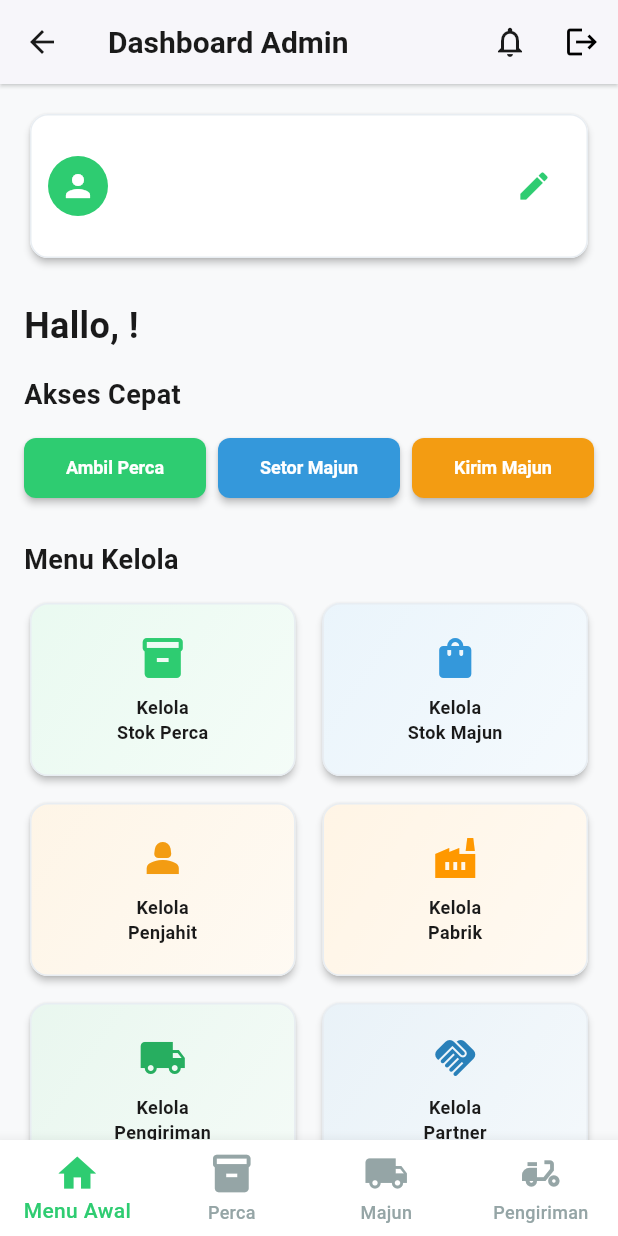
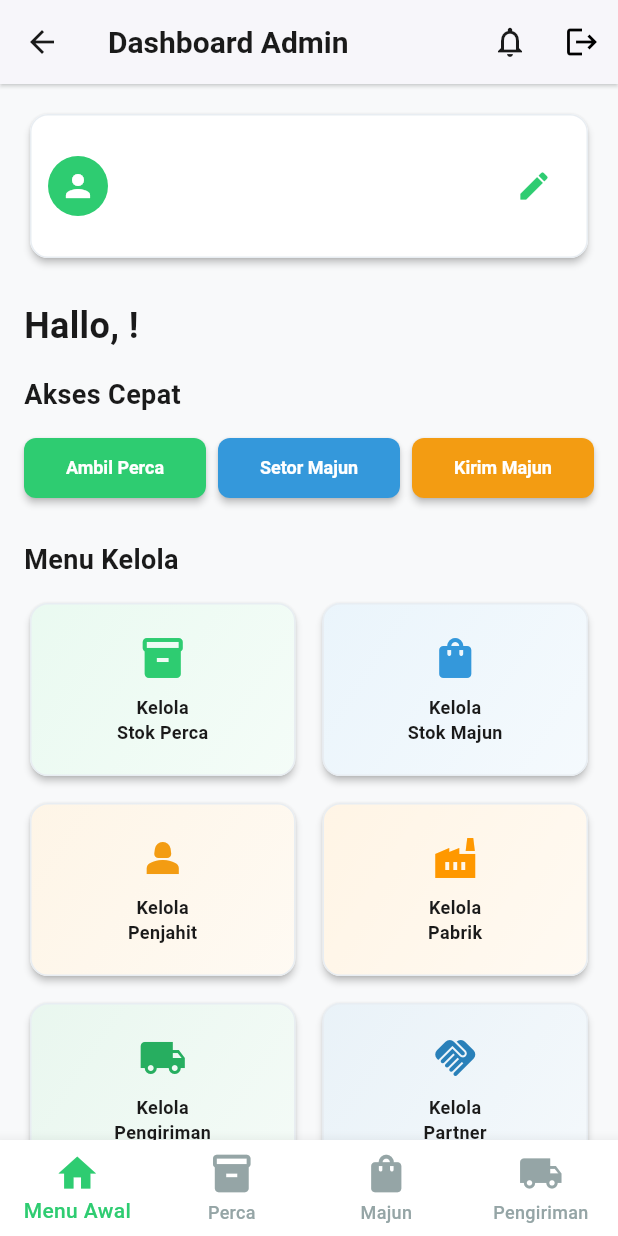
Before and after one commit to dwirez99/majunkita, a Flutter app: the DashboarAdminScreen screen opened directly, on a phone screen of 412 x 824 dp. Run offline on Flutter 3.47's test engine with Material 3 defaults, Android fonts, the phone set to English and light mode, and no system bars; our stand-ins replace fl_chart, flutter_dotenv, flutter_image_compress, flutter_riverpod, image_picker, supabase_flutter; accounts and stored records are empty; network calls fail.

Commit message:
feat: implement pagination for tailor list and update bottom navigation icons

```diff
--- a/lib/features/Dashboard/presentations/screens/dashboard_admin_screen.dart
+++ b/lib/features/Dashboard/presentations/screens/dashboard_admin_screen.dart
@@ -96,7 +96,7 @@ class _DashboarAdminScreenState extends ConsumerState<DashboarAdminScreen> {
                 builder: (context, ref, child) {
                   final userProfile = ref.watch(userProfileProvider);
                   final name = userProfile.when(
-                    data: (profile) => profile?['name'] ?? 'Admin',
+                    data: (profile) => profile?['username'] ?? 'Admin',
                     loading: () => '...',
                     error: (e, s) => 'Admin',
                   );
--- a/lib/features/Dashboard/presentations/widgets/dashboard_bottom_bar.dart
+++ b/lib/features/Dashboard/presentations/widgets/dashboard_bottom_bar.dart
@@ -25,11 +25,11 @@ class DashboardBottomBar extends StatelessWidget {
           label: 'Perca',
         ),
         BottomNavigationBarItem(
-          icon: Icon(Icons.local_shipping, size: 30),
+          icon: Icon(Icons.shopping_bag, size: 30),
           label: 'Majun',
         ),
         BottomNavigationBarItem(
-          icon: Icon(Icons.delivery_dining, size: 30),
+          icon: Icon(Icons.local_shipping, size: 30),
           label: 'Pengiriman',
         ),
       ];
```
Also changed, not shown: lib/features/Dashboard/presentations/widgets/summary_card.dart (+14 -4 lines).
